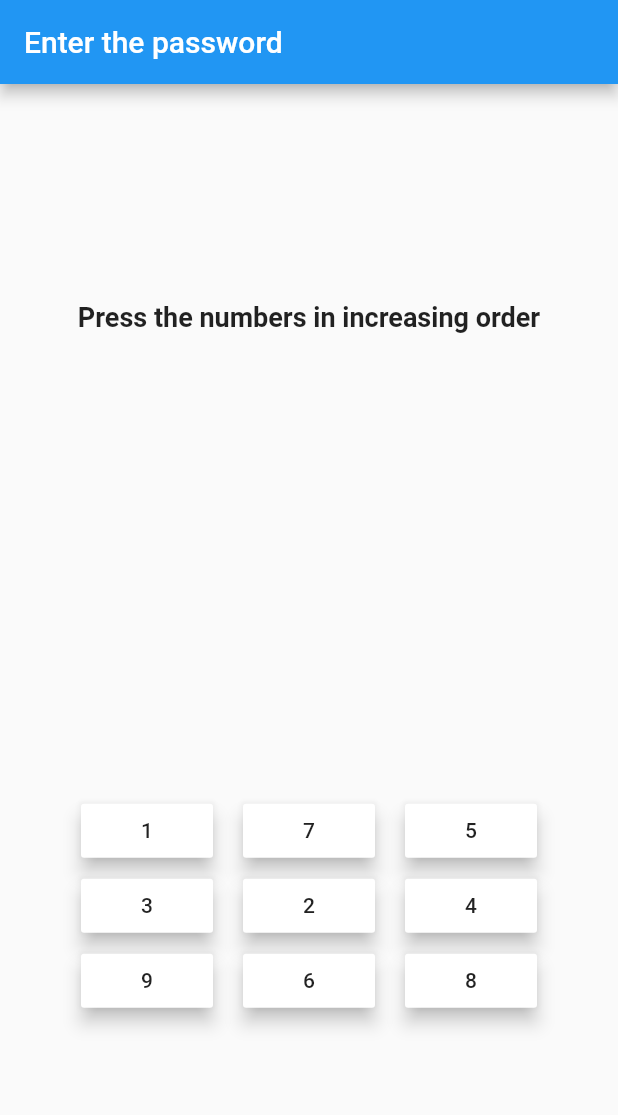
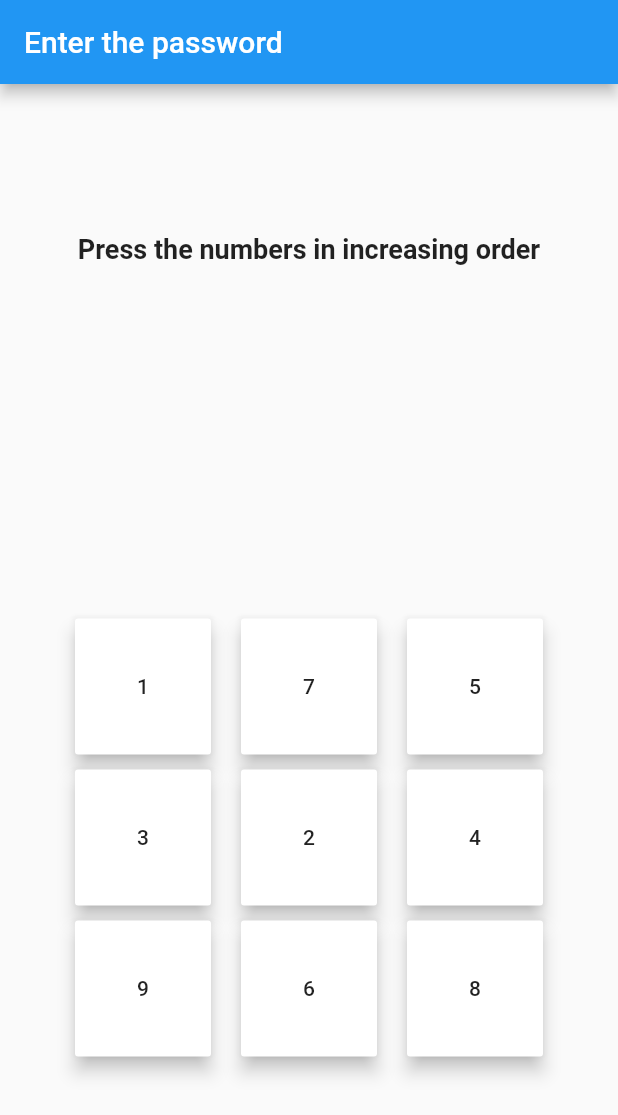
Before and after one commit to shp7724/flutter-study, a Flutter app: the screen it shows after launch, on a phone screen of 412 x 824 dp. Shown: the top 1115 px of the screen. Run offline on Flutter 3.47's test engine with Material 2 defaults, Android fonts, the phone set to English and light mode, and no system bars.

Commit message:
Assignment 1 refactoring completed

```diff
--- a/wonhyeon/first_week/lib/widgets/button_pad.dart
+++ b/wonhyeon/first_week/lib/widgets/button_pad.dart
@@ -1,6 +1,5 @@
 import '../models/number_buttons.dart';
 import 'package:flutter/material.dart';
-import 'dart:math';
 
 class ButtonPad extends StatelessWidget {
   final Function updateCtrl;
@@ -13,67 +12,23 @@ class ButtonPad extends StatelessWidget {
     // Shuffle the button list to ensure the random order.
     buttons.shuffle();
 
-    // returning widget
-    return Column(
-      children: <Widget>[
-        Row(
-          mainAxisAlignment: MainAxisAlignment.center,
-          children: buttons.sublist(0, 3).map((bt) {
-            return Container(
-              child: MaterialButton(
+    // returning button pad
+    return GridView.count(
+      shrinkWrap: true,
+      mainAxisSpacing: 10.0,
+      crossAxisSpacing: 20.0,
+      crossAxisCount: 3,
+      padding: EdgeInsets.symmetric(vertical: 20, horizontal: 50),
+      children: buttons.map((bt) {
+        return MaterialButton(
           onPressed: () {
             updateCtrl(bt);
           },
           child: Text(bt.displayNum),
           color: bt.color,
           elevation: 5,
-              ),
-              margin: EdgeInsets.symmetric(
-                vertical: 1,
-                horizontal: 10,
-              ),
         );
       }).toList(),
-        ),
-        Row(
-          mainAxisAlignment: MainAxisAlignment.center,
-          children: buttons.sublist(3, 6).map((bt) {
-            return Container(
-              child: MaterialButton(
-                onPressed: () {
-                  updateCtrl(bt);
-                },
-                child: Text(bt.displayNum),
-                color: bt.color,
-                elevation: 5,
-              ),
-              margin: EdgeInsets.symmetric(
-                vertical: 1,
-                horizontal: 10,
-              ),
-            );
-          }).toList(),
-        ),
-        Row(
-          mainAxisAlignment: MainAxisAlignment.center,
-          children: buttons.sublist(6, 9).map((bt) {
-            return Container(
-              child: MaterialButton(
-                onPressed: () {
-                  updateCtrl(bt);
-                },
-                child: Text(bt.displayNum),
-                color: bt.color,
-                elevation: 5,
-              ),
-              margin: EdgeInsets.symmetric(
-                vertical: 1,
-                horizontal: 10,
-              ),
-            );
-          }).toList(),
-        ),
-      ],
     );
   }
 }
--- a/wonhyeon/first_week/lib/widgets/password_controller.dart
+++ b/wonhyeon/first_week/lib/widgets/password_controller.dart
@@ -15,7 +15,7 @@ class _PasswordControllerState extends State<PasswordController> {
   int _stateMessageIndex = 0;
   final _buttons = [
     for (int i = 1; i < 10; i++)
-      NumberButtons(
+      new NumberButtons(
         value: i,
         color: Colors.white,
       )
```
Also changed, not shown: 1 other file. Lines whose indentation alone changed are shown as unchanged.
